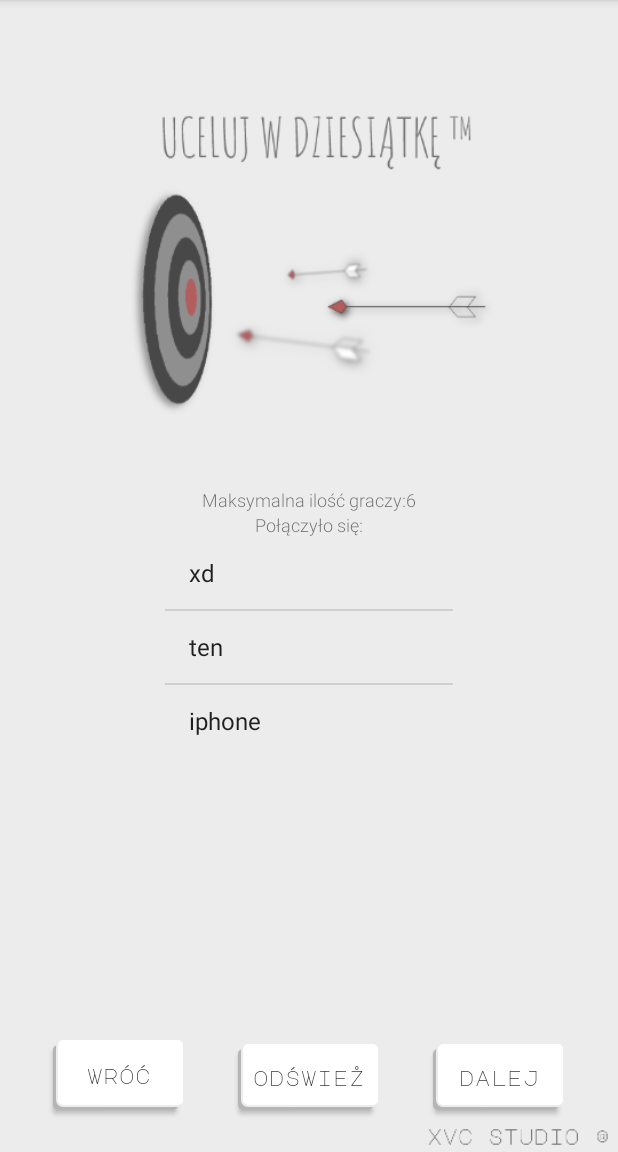
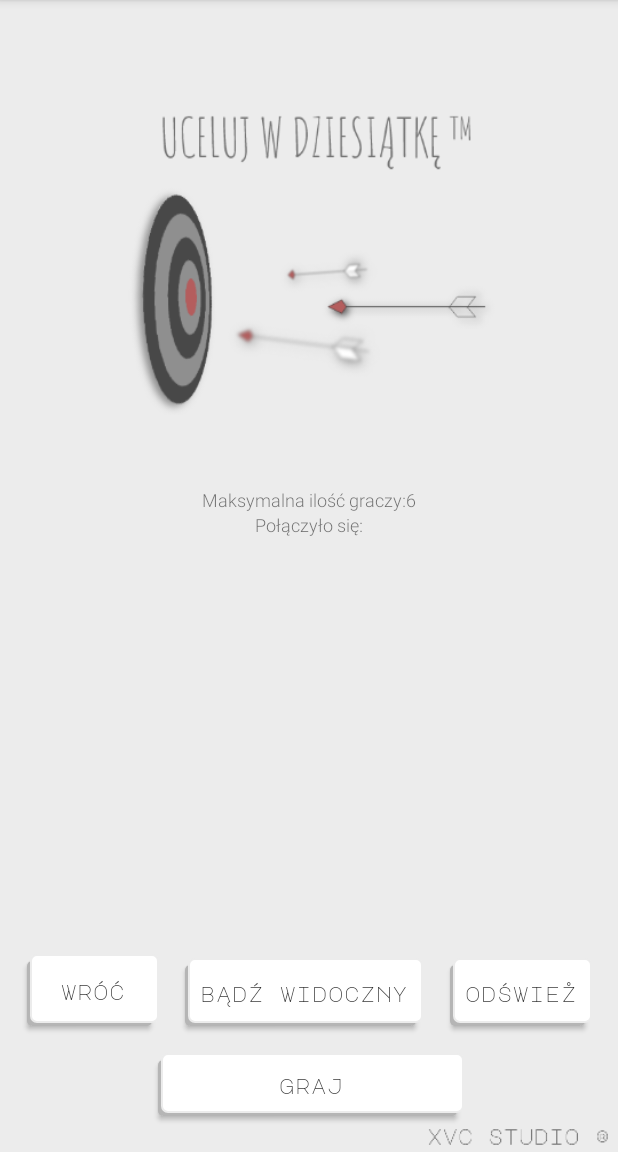
Before and after one commit to creativecbr/UWD_android_studio, an Android app: the ServerWaitingForPlayers screen opened directly, with no data from a screen before it, on a phone screen of 412 x 824 dp, the part 84-1236 px from its top. Run offline under Robolectric (Android 15) with nearby library versions, the phone set to English and light mode, and no system bars.

Commit message:
Add: - Pairing but not work(?) - Button for start game - Permission o wifi state - not necessary - Status of bonding by broadcast receiver

```diff
--- a/app/src/main/AndroidManifest.xml
+++ b/app/src/main/AndroidManifest.xml
@@ -7,6 +7,7 @@
     <uses-permission android:name="android.permission.ACCESS_COARSE_LOCATION"/>
     <uses-feature android:name="android.hardware.bluetooth" />
     <uses-permission android:name="android.permission.ACCESS_FINE_LOCATION"/>
+    <uses-permission android:name="android.permission.ACCESS_WIFI_STATE"/>
 
 
 
--- a/app/src/main/java/lesniewski/pawel/uwd_android_studio/CreateRoom.kt
+++ b/app/src/main/java/lesniewski/pawel/uwd_android_studio/CreateRoom.kt
@@ -1,16 +1,12 @@
 package lesniewski.pawel.uwd_android_studio
 
 import android.bluetooth.BluetoothAdapter
-import android.bluetooth.BluetoothAdapter.ACTION_REQUEST_ENABLE
 import android.bluetooth.BluetoothAdapter.getDefaultAdapter
 import android.content.Intent
 import androidx.appcompat.app.AppCompatActivity
 import android.os.Bundle
-import android.view.LayoutInflater
 import android.view.View
-import android.view.ViewGroup
 import android.widget.Button
-import android.widget.LinearLayout
 import android.widget.Toast
 import kotlinx.android.synthetic.main.activity_create_room.*
 
@@ -33,7 +29,7 @@ class CreateRoom : AppCompatActivity(), IFragmentChanger {
       }
 
       //send input button service
-      btn = findViewById<View>(R.id.nextButton) as Button
+      btn = findViewById<View>(R.id.refreshListButton) as Button
       btn.setOnClickListener{
           bluetoothRequestIfDisabled()
 
--- a/app/src/main/java/lesniewski/pawel/uwd_android_studio/ServerWaitingForPlayers.kt
+++ b/app/src/main/java/lesniewski/pawel/uwd_android_studio/ServerWaitingForPlayers.kt
@@ -11,12 +11,7 @@ import android.content.Context
 import android.content.Intent
 import android.content.IntentFilter
 import android.os.Bundle
-import android.os.Handler
-import android.util.Log
-import android.widget.ArrayAdapter
-import android.widget.Button
-import android.widget.ListView
-import android.widget.Toast
+import android.widget.*
 import androidx.appcompat.app.AppCompatActivity
 import kotlinx.android.synthetic.main.activity_server_waiting_for_players.*
 import java.util.*
@@ -44,10 +39,13 @@ class ServerWaitingForPlayers : AppCompatActivity()
     lateinit var refreshButton: Button
     lateinit var nextButton: Button
     lateinit var backButton: Button
+    lateinit var refreshListButton: Button
+    lateinit var discoverableButton: Button
+    lateinit var connectedInfo: TextView
     lateinit var devicesArray: ArrayList<BluetoothDevice>
     lateinit var pairedList: ListView
     lateinit var bAdapter: BluetoothAdapter
-    lateinit var strings: ArrayList<String>
+    var strings = ArrayList<String>()
     lateinit var adapter: ArrayAdapter<String>
 
 
@@ -58,18 +56,35 @@ class ServerWaitingForPlayers : AppCompatActivity()
         findAllViews()
         showRoomNameAndPlayerLimit()
         limitPlayersAmount(6)
-        connectListToSockets()
+        registerReceivers()
         discoverabilityButtonService()
-       /*
 
-        refreshButton.setOnClickListener{
-            var tmp = getBoundedDevices()
-            for (device in tmp)
-                if(!strings.contains(device))
-                    strings.add(device)
+        refreshListButton.setOnClickListener{
 
-            adapter.notifyDataSetChanged()
-        }*/
+            var bt : Set<BluetoothDevice> = bAdapter.bondedDevices
+
+            if(bt.isNotEmpty())
+            {
+                for(device in bt)
+                {
+                    strings.add(device.name)
+                }
+            }
+            val arAp = ArrayAdapter(
+                this,
+                android.R.layout.simple_list_item_1,
+                strings
+            )
+            pairedList.adapter = arAp
+        }
+
+    }
+
+    private fun registerReceivers() {
+
+        val statusBondedFilter = IntentFilter(BluetoothDevice.ACTION_BOND_STATE_CHANGED)
+        registerReceiver(statusBondedBReceiver, statusBondedFilter)
+
     }
 
     private val scanModeReceiver = object: BroadcastReceiver() {
@@ -83,18 +98,18 @@ class ServerWaitingForPlayers : AppCompatActivity()
 
                 if(modeValue == BluetoothAdapter.SCAN_MODE_CONNECTABLE)
                 {
-                    refreshButton.text = resources.getString(R.string.refreshAgain)
-                    refreshButton.isEnabled = true
+                    discoverableButton.text = resources.getString(R.string.refreshAgain)
+                    discoverableButton.isEnabled = true
                 }
                 else if(modeValue == BluetoothAdapter.SCAN_MODE_CONNECTABLE_DISCOVERABLE)
                 {
-                    refreshButton.text =  resources.getString(R.string.discoverableNow)
-                    refreshButton.isEnabled = false
+                    discoverableButton.text =  resources.getString(R.string.discoverableNow)
+                    discoverableButton.isEnabled = false
                 }
                 else if(modeValue == BluetoothAdapter.SCAN_MODE_NONE)
                 {
-                    refreshButton.text  = resources.getString(R.string.refreshButton)
-                    refreshButton.isEnabled = true
+                    discoverableButton.text  = resources.getString(R.string.refreshButton)
+                    discoverableButton.isEnabled = true
                 }
                 else
                 {
@@ -105,9 +120,31 @@ class ServerWaitingForPlayers : AppCompatActivity()
 
     }
 
+    private val statusBondedBReceiver: BroadcastReceiver = object : BroadcastReceiver() {
+        override fun onReceive(context: Context, intent: Intent) {
+            val action = intent.action
+            if (action == BluetoothDevice.ACTION_BOND_STATE_CHANGED) {
+                val mDevice =
+                    intent.getParcelableExtra<BluetoothDevice>(BluetoothDevice.EXTRA_DEVICE)
+                // bonded already
+                if (mDevice!!.bondState == BluetoothDevice.BOND_BONDED) {
+                    connectedInfo.text = "polaczono"
+                }
+                // creating a bone
+                if (mDevice!!.bondState == BluetoothDevice.BOND_BONDING) {
+                    connectedInfo.text = "łączenie"
+                }
+                // breaking a bond
+                if (mDevice!!.bondState == BluetoothDevice.BOND_NONE) {
+                    connectedInfo.text = "brak połączenia"
+                }
+            }
+        }
+    }
     private fun discoverabilityButtonService() {
 
-        refreshButton.setOnClickListener{
+        discoverableButton.setOnClickListener{
+
 
             val intent = Intent(BluetoothAdapter.ACTION_REQUEST_DISCOVERABLE)
             intent.putExtra(BluetoothAdapter.EXTRA_DISCOVERABLE_DURATION, DISCOVERABLE_DURATION)
@@ -115,6 +152,8 @@ class ServerWaitingForPlayers : AppCompatActivity()
 
             val intentFilter = IntentFilter(BluetoothAdapter.ACTION_SCAN_MODE_CHANGED)
             registerReceiver(scanModeReceiver, intentFilter)
+
+
 
         }
     }
@@ -133,17 +172,6 @@ class ServerWaitingForPlayers : AppCompatActivity()
     }
 
 
-    private fun connectListToSockets() {
-       val test = arrayOf("xd", "ten", "iphone")
-       adapter = ArrayAdapter<String>(
-            this,
-            android.R.layout.simple_list_item_1,
-            test // change to strings!!!!!!
-        )
-
-        pairedList.adapter = adapter
-    }
-
     private fun limitPlayersAmount(limit: Int) {
         PLAYER_LIMIT = limit
     }
@@ -151,9 +179,12 @@ class ServerWaitingForPlayers : AppCompatActivity()
 
     private fun findAllViews() {
         bAdapter = BluetoothAdapter.getDefaultAdapter()
-        nextButton = findViewById<Button>(R.id.nextButton)
-        refreshButton = findViewById<Button>(R.id.refreshButton)
+        nextButton = findViewById<Button>(R.id.refreshListButton)
+        refreshButton = findViewById<Button>(R.id.discoverableButton)
         pairedList = findViewById<ListView>(R.id.pairedDevicesList)
+        connectedInfo = findViewById<TextView>(R.id.connectedInfo)
+        discoverableButton = findViewById<Button>(R.id.discoverableButton)
+        refreshListButton = findViewById<Button>(R.id.refreshListButton)
     }
 
 
--- a/app/src/main/res/layout/activity_create_room.xml
+++ b/app/src/main/res/layout/activity_create_room.xml
@@ -27,7 +27,7 @@
         android:ems="10"
         android:fontFamily="@font/major_regular"
         android:inputType="textPersonName"
-        android:labelFor="@id/nextButton"
+        android:labelFor="@id/refreshListButton"
         android:text="@string/exampleRoomName"
         app:layout_constraintEnd_toEndOf="parent"
         app:layout_constraintStart_toStartOf="parent"
@@ -35,7 +35,7 @@
         android:autofillHints="" />
 
     <Button
-        android:id="@+id/nextButton"
+        android:id="@+id/refreshListButton"
         android:layout_width="wrap_content"
         android:layout_height="40dp"
         android:layout_marginTop="40dp"
@@ -57,7 +57,7 @@
         android:text="@string/backButton"
         android:textAppearance="@style/TextAppearance.AppCompat.Body2"
         android:background="@drawable/shadow"
-        app:layout_constraintEnd_toStartOf="@+id/nextButton"
+        app:layout_constraintEnd_toStartOf="@+id/refreshListButton"
         app:layout_constraintHorizontal_bias="0.5"
         app:layout_constraintHorizontal_chainStyle="spread"
         app:layout_constraintStart_toStartOf="parent"
--- a/app/src/main/res/layout/activity_join_to_room.xml
+++ b/app/src/main/res/layout/activity_join_to_room.xml
@@ -49,7 +49,7 @@
         android:text="@string/scanButton"
         android:textAppearance="@style/TextAppearance.AppCompat.Body2"
         app:layout_constraintBottom_toBottomOf="parent"
-        app:layout_constraintEnd_toStartOf="@+id/nextButton"
+        app:layout_constraintEnd_toStartOf="@+id/refreshListButton"
         app:layout_constraintHorizontal_bias="0.5"
         app:layout_constraintStart_toEndOf="@+id/backButton" />
 
@@ -68,7 +68,7 @@
         app:layout_constraintStart_toStartOf="parent" />
 
     <Button
-        android:id="@+id/nextButton"
+        android:id="@+id/refreshListButton"
         android:layout_width="wrap_content"
         android:layout_height="@dimen/buttonHeight"
         android:layout_marginBottom="28dp"
--- a/app/src/main/res/layout/activity_server_waiting_for_players.xml
+++ b/app/src/main/res/layout/activity_server_waiting_for_players.xml
@@ -6,6 +6,22 @@
     android:layout_height="match_parent"
     android:background="@drawable/background"
     tools:context=".ServerWaitingForPlayers">
+
+    <Button
+        android:id="@+id/nextButton2"
+        android:layout_width="204dp"
+        android:layout_height="42dp"
+        android:layout_marginBottom="24dp"
+        android:background="@drawable/shadow"
+        android:fontFamily="@font/major_regular"
+        android:text="@string/letsPlay"
+        android:textAppearance="@style/TextAppearance.AppCompat.Body2"
+        app:layout_constraintBottom_toBottomOf="parent"
+        app:layout_constraintEnd_toEndOf="parent"
+        app:layout_constraintHorizontal_bias="0.507"
+        app:layout_constraintStart_toStartOf="parent"
+        app:layout_constraintTop_toBottomOf="@+id/refreshListButton"
+        app:layout_constraintVertical_bias="1.0" />
 
     <androidx.constraintlayout.widget.Guideline
         android:id="@+id/guideline2"
@@ -60,45 +76,45 @@
     </ListView>
 
     <Button
-        android:id="@+id/refreshButton"
+        android:id="@+id/discoverableButton"
         android:layout_width="wrap_content"
         android:layout_height="@dimen/buttonHeight"
-        android:layout_marginBottom="28dp"
+        android:layout_marginBottom="84dp"
+        android:background="@drawable/shadow"
+        android:fontFamily="@font/major_regular"
+        android:text="@string/beDiscoverable"
+        android:textAppearance="@style/TextAppearance.AppCompat.Body2"
+        app:layout_constraintBottom_toBottomOf="parent"
+        app:layout_constraintEnd_toStartOf="@+id/refreshListButton"
+        app:layout_constraintHorizontal_bias="0.5"
+        app:layout_constraintStart_toEndOf="@+id/backButton" />
+
+    <Button
+        android:id="@+id/refreshListButton"
+        android:layout_width="wrap_content"
+        android:layout_height="@dimen/buttonHeight"
+        android:layout_marginBottom="84dp"
         android:background="@drawable/shadow"
         android:fontFamily="@font/major_regular"
         android:text="@string/refreshButton"
         android:textAppearance="@style/TextAppearance.AppCompat.Body2"
         app:layout_constraintBottom_toBottomOf="parent"
-        app:layout_constraintEnd_toStartOf="@+id/nextButton"
+        app:layout_constraintEnd_toEndOf="parent"
         app:layout_constraintHorizontal_bias="0.5"
-        app:layout_constraintStart_toEndOf="@+id/backButton" />
+        app:layout_constraintStart_toEndOf="@+id/discoverableButton" />
 
     <Button
         android:id="@+id/backButton"
         android:layout_width="wrap_content"
         android:layout_height="48dp"
-        android:layout_marginBottom="28dp"
+        android:layout_marginBottom="84dp"
         android:background="@drawable/shadow"
         android:fontFamily="@font/major_regular"
         android:text="@string/backButton"
         android:textAppearance="@style/TextAppearance.AppCompat.Body2"
         app:layout_constraintBottom_toBottomOf="parent"
-        app:layout_constraintEnd_toStartOf="@+id/refreshButton"
+        app:layout_constraintEnd_toStartOf="@+id/discoverableButton"
         app:layout_constraintHorizontal_bias="0.5"
         app:layout_constraintStart_toStartOf="parent" />
 
-    <Button
-        android:id="@+id/nextButton"
-        android:layout_width="wrap_content"
-        android:layout_height="@dimen/buttonHeight"
-        android:layout_marginBottom="28dp"
-        android:background="@drawable/shadow"
-        android:fontFamily="@font/major_regular"
-        android:text="@string/nextButton"
-        android:textAppearance="@style/TextAppearance.AppCompat.Body2"
-        app:layout_constraintBottom_toBottomOf="parent"
-        app:layout_constraintEnd_toEndOf="parent"
-        app:layout_constraintHorizontal_bias="0.5"
-        app:layout_constraintStart_toEndOf="@+id/refreshButton" />
-
 </androidx.constraintlayout.widget.ConstraintLayout>
--- a/app/src/main/res/values/strings.xml
+++ b/app/src/main/res/values/strings.xml
@@ -23,4 +23,6 @@
     <string name="keepConnections">połączony</string>
     <string name="problemWithDiscoverability">Wystąpił problem z widocznością urządzenia</string>
     <string name="refreshAgain">odśwież ponownie</string>
+    <string name="letsPlay">graj</string>
+    <string name="beDiscoverable">bądź widoczny</string>
 </resources>
```
Also changed, not shown: app/src/main/java/lesniewski/pawel/uwd_android_studio/JoinToRoom.kt (+53 -9 lines).
